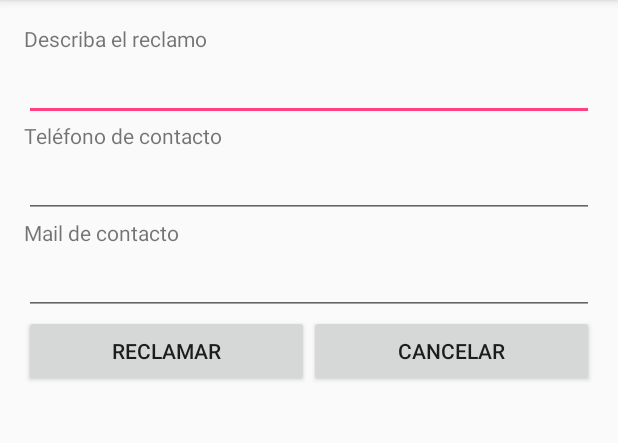
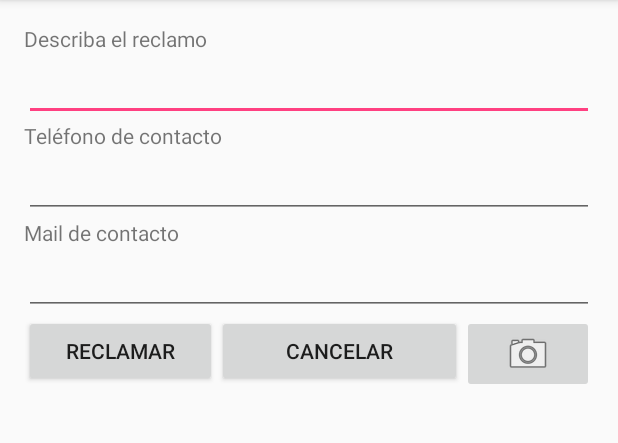
Before and after one commit to morettilucas/Lab07, an Android app: the AltaReclamoActivity screen opened directly, with no data from a screen before it, on a phone screen of 412 x 824 dp, the part 84-527 px from its top. Run offline under Robolectric (Android 15) with nearby library versions, the phone set to English and light mode, and no system bars.

```diff
--- a/app/src/main/java/com/lfmoretti/laboratorio07/AltaReclamoActivity.java
+++ b/app/src/main/java/com/lfmoretti/laboratorio07/AltaReclamoActivity.java
@@ -7,6 +7,7 @@ import android.os.Bundle;
 import android.view.View;
 import android.widget.Button;
 import android.widget.EditText;
+import android.widget.ImageButton;
 
 import com.lfmoretti.laboratorio07.Modelo.Reclamo;
 
@@ -20,6 +21,7 @@ public class AltaReclamoActivity extends AppCompatActivity implements View.OnCli
 
     private Button btnReclamar;
     private Button btnCancelar;
+    private ImageButton btnAgregarFoto;
 
 
     @Override
@@ -28,6 +30,7 @@ public class AltaReclamoActivity extends AppCompatActivity implements View.OnCli
         setContentView(R.layout.activity_alta_reclamo);
         setParametros();
         btnReclamar.setOnClickListener(this);
+        btnAgregarFoto.setOnClickListener(this);
     }
 
     private void setParametros() {
@@ -36,6 +39,7 @@ public class AltaReclamoActivity extends AppCompatActivity implements View.OnCli
         email = (EditText) findViewById(R.id.et_email);
         btnReclamar = (Button) findViewById(R.id.btn_reclamar);
         btnCancelar = (Button) findViewById(R.id.btn_cancelar);
+        btnAgregarFoto = (ImageButton) findViewById(R.id.btn_agregar_foto);
         Intent i = getIntent();
         latitud = i.getDoubleExtra("latitud",0);
         longitud = i.getDoubleExtra("longitud",0);
@@ -68,6 +72,9 @@ public class AltaReclamoActivity extends AppCompatActivity implements View.OnCli
             case R.id.btn_cancelar:
                 salir();
                 break;
+            case R.id.btn_agregar_foto:
+
+                break;
         }
     }
 
--- a/app/src/main/res/layout/activity_alta_reclamo.xml
+++ b/app/src/main/res/layout/activity_alta_reclamo.xml
@@ -62,17 +62,25 @@
 
             <Button
                 android:text="@string/btn_reclamar"
-                android:layout_width="match_parent"
+                android:layout_width="wrap_content"
                 android:layout_height="wrap_content"
                 android:id="@+id/btn_reclamar"
                 android:layout_weight="1" />
 
             <Button
                 android:text="@string/btn_cancelar"
-                android:layout_width="match_parent"
+                android:layout_width="132dp"
                 android:layout_height="wrap_content"
                 android:id="@+id/btn_cancelar"
+                android:layout_weight="1"/>
+
+            <ImageButton
+                android:layout_width="wrap_content"
+                android:layout_height="wrap_content"
+                style:srcCompat="@android:drawable/ic_menu_camera"
+                android:id="@+id/btn_agregar_foto"
                 android:layout_weight="1" />
+
         </LinearLayout>
     </LinearLayout>
 </RelativeLayout>
--- a/app/src/main/res/values/colors.xml
+++ b/app/src/main/res/values/colors.xml
@@ -3,4 +3,6 @@
     <color name="colorPrimary">#3F51B5</color>
     <color name="colorPrimaryDark">#303F9F</color>
     <color name="colorAccent">#FF4081</color>
+    <color name="Black">#000000</color>
+    <color name="Grey">#545454</color>
 </resources>
--- a/app/src/main/res/values/strings.xml
+++ b/app/src/main/res/values/strings.xml
@@ -8,4 +8,5 @@
     <string name="btn_reclamar">Reclamar</string>
     <string name="btn_cancelar">Cancelar</string>
     <string name="distancia_maxima">Distancia máxima</string>
+    <string name="btn_agregar_foto">Agregar Foto</string>
 </resources>
```
Also changed, not shown: app/src/main/AndroidManifest.xml (+6 -3 lines), app/src/main/java/com/lfmoretti/laboratorio07/MainActivity.java (+68 -15 lines).
